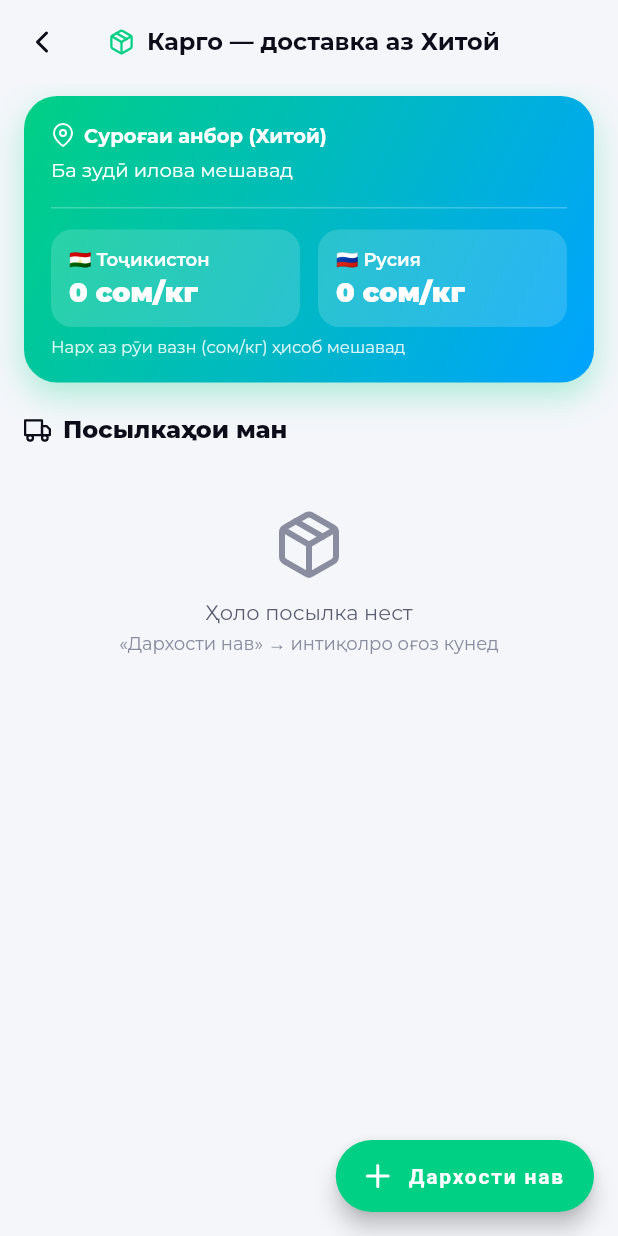
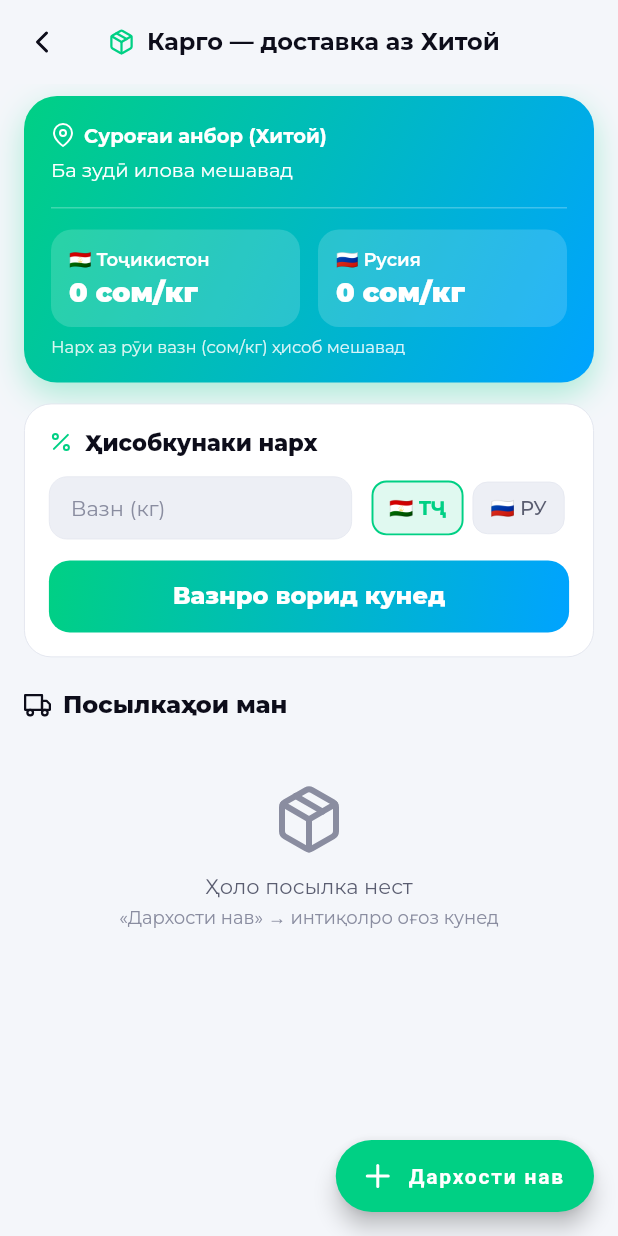
Before and after one commit to Raonsonapp/TajikShop, a Flutter app: the CargoScreen screen opened by its route, on a phone screen of 412 x 824 dp. Run offline on Flutter 3.47's test engine with Material 3 defaults, Android fonts, the phone set to English and light mode, and no system bars; our stand-ins replace cached_network_image, connectivity_plus, dio, feather_icons, firebase_core, firebase_messaging and 10 more; missing offline and left inert: yandex_mobileads; accounts and stored records are empty; network calls fail.

Commit message:
feat(pro): cargo cost calculator — buyers estimate delivery cost (weight × tariff) before requesting

```diff
--- a/lib/modules/cargo/cargo_screen.dart
+++ b/lib/modules/cargo/cargo_screen.dart
@@ -77,6 +77,14 @@ class CargoScreen extends ConsumerWidget {
                   child: Center(child: CircularProgressIndicator(color: AppColors.primary))),
               error: (_, __) => const SizedBox.shrink(),
               data: (d) => _infoCard(context, d),
+            ),
+            const SizedBox(height: 14),
+            info.maybeWhen(
+              data: (d) => _CargoCalculator(
+                rateTj: (d['rate_tj'] as num?)?.toDouble() ?? 0,
+                rateRu: (d['rate_ru'] as num?)?.toDouble() ?? 0,
+              ),
+              orElse: () => const SizedBox.shrink(),
             ),
             const SizedBox(height: 22),
             Row(children: [
@@ -409,3 +417,112 @@ class CargoScreen extends ConsumerWidget {
     );
   }
 }
+
+// ── Ҳисобкунаки нархи карго (вазн × тариф) ────────────────────────────────────
+class _CargoCalculator extends StatefulWidget {
+  final double rateTj;
+  final double rateRu;
+  const _CargoCalculator({required this.rateTj, required this.rateRu});
+
+  @override
+  State<_CargoCalculator> createState() => _CargoCalculatorState();
+}
+
+class _CargoCalculatorState extends State<_CargoCalculator> {
+  final _weightCtrl = TextEditingController();
+  String _dest = 'tj';
+
+  @override
+  void dispose() {
+    _weightCtrl.dispose();
+    super.dispose();
+  }
+
+  @override
+  Widget build(BuildContext context) {
+    final pal = context.pal;
+    final weight = double.tryParse(_weightCtrl.text.trim().replaceAll(',', '.')) ?? 0;
+    final rate = _dest == 'ru' ? widget.rateRu : widget.rateTj;
+    final cost = weight * rate;
+
+    Widget chip(String value, String label) {
+      final sel = _dest == value;
+      return Expanded(
+        child: GestureDetector(
+          onTap: () => setState(() => _dest = value),
+          child: Container(
+            margin: const EdgeInsets.symmetric(horizontal: 3),
+            padding: const EdgeInsets.symmetric(vertical: 9),
+            alignment: Alignment.center,
+            decoration: BoxDecoration(
+              color: sel ? AppColors.primary.withValues(alpha: 0.12) : pal.surface,
+              borderRadius: BorderRadius.circular(10),
+              border: Border.all(
+                  color: sel ? AppColors.primary : pal.border, width: sel ? 1.3 : 0.5),
+            ),
+            child: Text(label,
+                style: TextStyle(
+                    color: sel ? AppColors.primary : pal.textSecondary,
+                    fontSize: 13,
+                    fontWeight: sel ? FontWeight.w700 : FontWeight.w500)),
+          ),
+        ),
+      );
+    }
+
+    return Container(
+      padding: const EdgeInsets.all(16),
+      decoration: BoxDecoration(
+        color: pal.card,
+        borderRadius: BorderRadius.circular(18),
+        border: Border.all(color: pal.border, width: 0.6),
+      ),
+      child: Column(crossAxisAlignment: CrossAxisAlignment.start, children: [
+        Row(children: [
+          const Icon(FeatherIcons.percent, color: AppColors.primary, size: 16),
+          const SizedBox(width: 8),
+          Text('Ҳисобкунаки нарх',
+              style: TextStyle(
+                  color: pal.textPrimary, fontSize: 15, fontWeight: FontWeight.w800)),
+        ]),
+        const SizedBox(height: 14),
+        Row(children: [
+          Expanded(
+            flex: 3,
+            child: Container(
+              decoration: BoxDecoration(
+                  color: pal.surface,
+                  borderRadius: BorderRadius.circular(12),
+                  border: Border.all(color: pal.border, width: 0.5)),
+              padding: const EdgeInsets.symmetric(horizontal: 14, vertical: 12),
+              child: SafeInput(
+                controller: _weightCtrl,
+                hint: 'Вазн (кг)',
+                keyboardType: const TextInputType.numberWithOptions(decimal: true),
+                fontSize: 14,
+                onChanged: (_) => setState(() {}),
+              ),
+            ),
+          ),
+          const SizedBox(width: 10),
+          chip('tj', '🇹🇯 ТҶ'),
+          chip('ru', '🇷🇺 РУ'),
+        ]),
+        const SizedBox(height: 14),
+        Container(
+          width: double.infinity,
+          padding: const EdgeInsets.symmetric(vertical: 14),
+          alignment: Alignment.center,
+          decoration: BoxDecoration(
+            gradient: _greenGradient,
+            borderRadius: BorderRadius.circular(14),
+          ),
+          child: Text(
+            weight > 0 ? 'Тахминан: ${cost.toStringAsFixed(0)} сом' : 'Вазнро ворид кунед',
+            style: const TextStyle(color: Colors.white, fontSize: 16, fontWeight: FontWeight.w800),
+          ),
+        ),
+      ]),
+    );
+  }
+}
```
